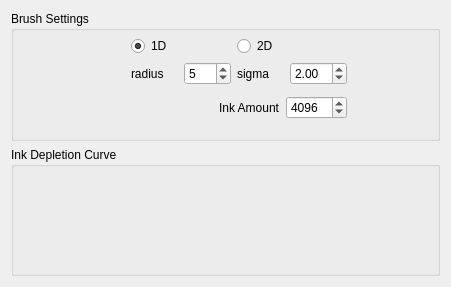
Qt form krita/plugins/paintops/sumie/wdgsumieoptions.ui (KDE/krita) before a commit.
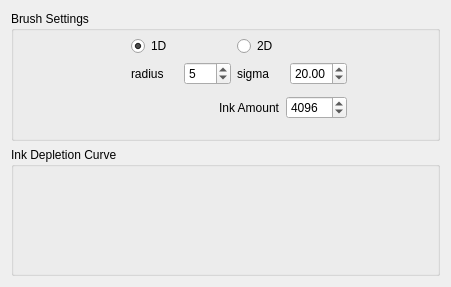
The same form after that commit. Custom widgets are drawn as their Qt base class.

Commit message: Default value for sigma set to 20 because you can\'t see the radius because of gauss distribution.

```diff
--- a/krita/plugins/paintops/sumie/wdgsumieoptions.ui
+++ b/krita/plugins/paintops/sumie/wdgsumieoptions.ui
@@ -36,7 +36,7 @@
      <property name="title" >
       <string>Brush Settings</string>
      </property>
-     <widget class="QWidget" name="" >
+     <widget class="QWidget" name="layoutWidget" >
       <property name="geometry" >
        <rect>
         <x>120</x>
@@ -58,7 +58,7 @@
          <item row="1" column="3" >
           <widget class="QDoubleSpinBox" name="sigmaSpinBox" >
            <property name="value" >
-            <double>2.000000000000000</double>
+            <double>20.000000000000000</double>
            </property>
           </widget>
          </item>
```
